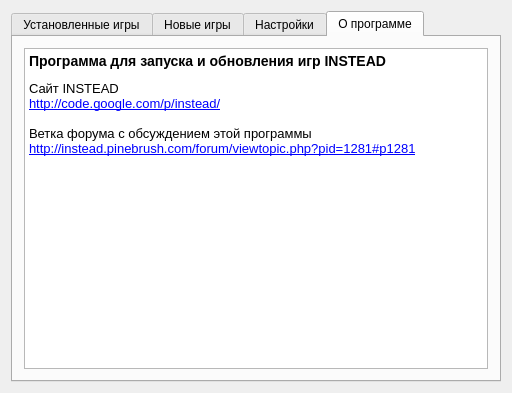
Above: mainwindow.ui from instead-hub/instead-launcher before the change. Below: the same form after it.
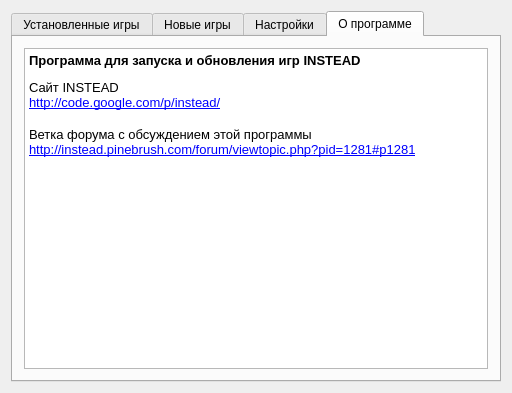
That is the form after the change. The open tabs and pages were chosen to show the change.

The edit to the form file:
```diff
--- a/mainwindow.ui
+++ b/mainwindow.ui
@@ -202,9 +202,9 @@
            <string>&lt;!DOCTYPE HTML PUBLIC &quot;-//W3C//DTD HTML 4.0//EN&quot; &quot;http://www.w3.org/TR/REC-html40/strict.dtd&quot;&gt;
 &lt;html&gt;&lt;head&gt;&lt;meta name=&quot;qrichtext&quot; content=&quot;1&quot; /&gt;&lt;style type=&quot;text/css&quot;&gt;
 p, li { white-space: pre-wrap; }
-&lt;/style&gt;&lt;/head&gt;&lt;body style=&quot; font-family:'Sans Serif'; font-size:10pt; font-weight:400; font-style:normal;&quot;&gt;
-&lt;p style=&quot; margin-top:14px; margin-bottom:12px; margin-left:0px; margin-right:0px; -qt-block-indent:0; text-indent:0px;&quot;&gt;&lt;span style=&quot; font-size:large; font-weight:600;&quot;&gt;Программа для запуска и обновления игр INSTEAD&lt;/span&gt;&lt;/p&gt;
-&lt;p style=&quot; margin-top:0px; margin-bottom:0px; margin-left:0px; margin-right:0px; -qt-block-indent:0; text-indent:0px;&quot;&gt;Сайт INSTEAD&lt;br /&gt;&lt;a href=&quot;http://code.google.com/p/instead/&quot;&gt;&lt;span style=&quot; text-decoration: underline; color:#0000ff;&quot;&gt;http://code.google.com/p/instead/&lt;/span&gt;&lt;/a&gt;&lt;br /&gt;&lt;br /&gt;Ветка форума с обсуждением этой программы&lt;br /&gt;&lt;a href=&quot;http://instead.pinebrush.com/forum/viewtopic.php?pid=1281#p1281&quot;&gt;&lt;span style=&quot; text-decoration: underline; color:#0000ff;&quot;&gt;http://instead.pinebrush.com/forum/viewtopic.php?pid=1281#p1281&lt;/span&gt;&lt;/a&gt; &lt;/p&gt;&lt;/body&gt;&lt;/html&gt;</string>
+&lt;/style&gt;&lt;/head&gt;&lt;body style=&quot; font-family:'Droid Sans'; font-size:11pt; font-weight:400; font-style:normal;&quot;&gt;
+&lt;p style=&quot; margin-top:14px; margin-bottom:12px; margin-left:0px; margin-right:0px; -qt-block-indent:0; text-indent:0px;&quot;&gt;&lt;span style=&quot; font-family:'Sans Serif'; font-size:10pt; font-weight:600;&quot;&gt;Программа для запуска и обновления игр INSTEAD&lt;/span&gt;&lt;/p&gt;
+&lt;p style=&quot; margin-top:0px; margin-bottom:0px; margin-left:0px; margin-right:0px; -qt-block-indent:0; text-indent:0px;&quot;&gt;&lt;span style=&quot; font-family:'Sans Serif'; font-size:10pt;&quot;&gt;Сайт INSTEAD&lt;br /&gt;&lt;/span&gt;&lt;a href=&quot;http://code.google.com/p/instead/&quot;&gt;&lt;span style=&quot; font-family:'Sans Serif'; font-size:10pt; text-decoration: underline; color:#0000ff;&quot;&gt;http://code.google.com/p/instead/&lt;/span&gt;&lt;/a&gt;&lt;span style=&quot; font-family:'Sans Serif'; font-size:10pt;&quot;&gt;&lt;br /&gt;&lt;br /&gt;Ветка форума с обсуждением этой программы&lt;br /&gt;&lt;/span&gt;&lt;a href=&quot;http://instead.pinebrush.com/forum/viewtopic.php?pid=1281#p1281&quot;&gt;&lt;span style=&quot; font-family:'Sans Serif'; font-size:10pt; text-decoration: underline; color:#0000ff;&quot;&gt;http://instead.pinebrush.com/forum/viewtopic.php?pid=1281#p1281&lt;/span&gt;&lt;/a&gt;&lt;span style=&quot; font-family:'Sans Serif'; font-size:10pt;&quot;&gt; &lt;/span&gt;&lt;/p&gt;&lt;/body&gt;&lt;/html&gt;</string>
           </property>
          </widget>
         </item>
```
Left out of the diff: 2 changed lines with no effect on the pictures.
